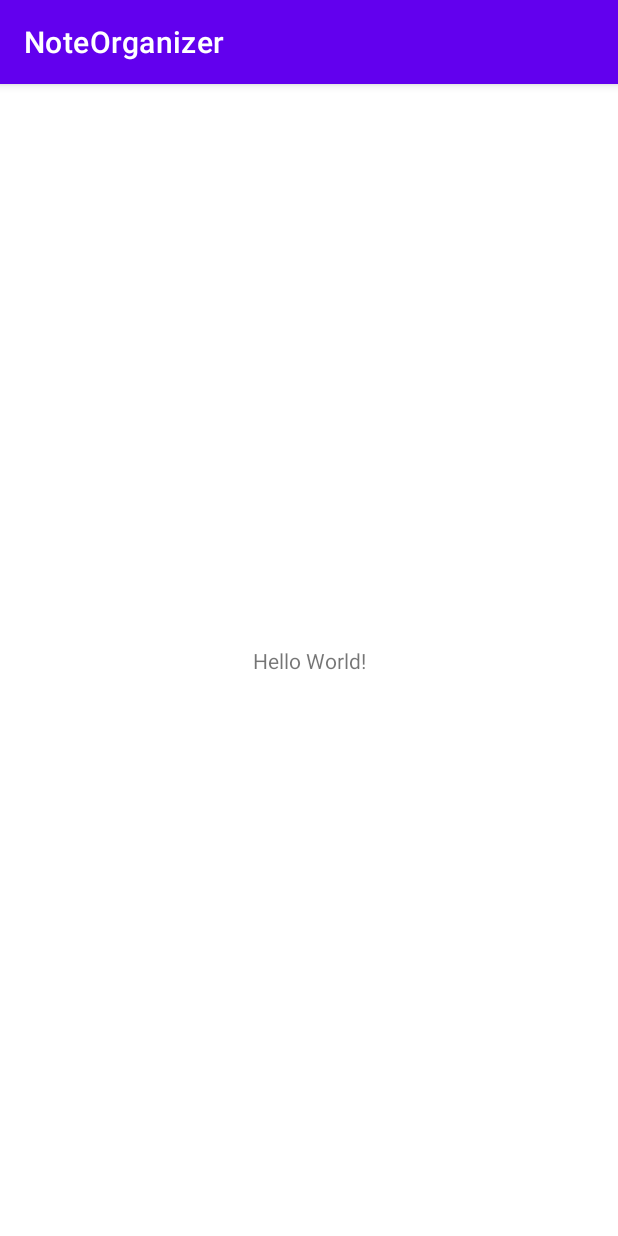
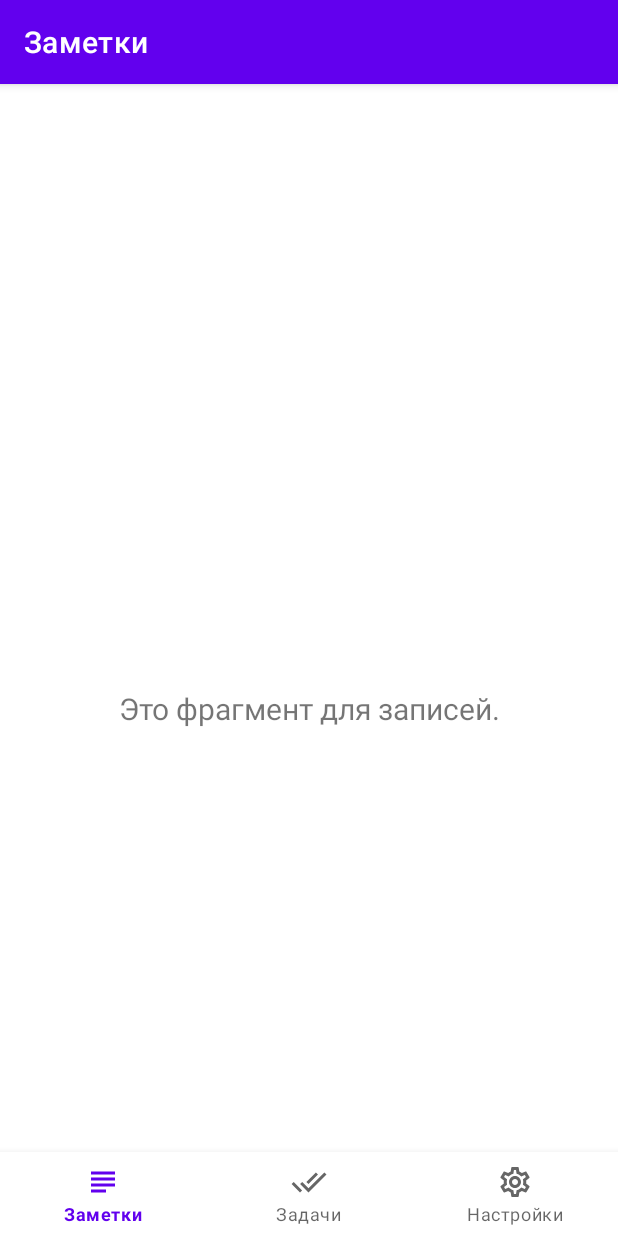
Before and after one commit to stdimensiy/GeekBrains_Course_AcquaintanceWithAndroid_HW_noteOrganizer_Std, an Android app: the screen it shows after launch (MainActivity), on a phone screen of 412 x 824 dp. Run offline under Robolectric (Android 15) with nearby library versions, the phone set to English and light mode, and no system bars; our stand-ins replace navigation-ui.

Commit message:
Домашнее задание к уроку #6. Создан класс заметок и класс задач. Организована структура и созданы фрагменты для 3х компонентов приложения. Оформлено нижнее меню.

```diff
--- a/app/build.gradle
+++ b/app/build.gradle
@@ -33,6 +33,8 @@ dependencies {
     implementation 'androidx.appcompat:appcompat:1.2.0'
     implementation 'com.google.android.material:material:1.3.0'
     implementation 'androidx.constraintlayout:constraintlayout:2.0.4'
+    implementation 'androidx.navigation:navigation-fragment:2.3.4'
+    implementation 'androidx.navigation:navigation-ui:2.3.4'
     testImplementation 'junit:junit:4.+'
     androidTestImplementation 'androidx.test.ext:junit:1.1.2'
     androidTestImplementation 'androidx.test.espresso:espresso-core:3.3.0'
--- a/app/src/main/java/ru/geekbrains/acquaintancewithandroid/hw/noteorganizer/MainActivity.java
+++ b/app/src/main/java/ru/geekbrains/acquaintancewithandroid/hw/noteorganizer/MainActivity.java
@@ -1,8 +1,12 @@
 package ru.geekbrains.acquaintancewithandroid.hw.noteorganizer;
 
 import androidx.appcompat.app.AppCompatActivity;
-
 import android.os.Bundle;
+import com.google.android.material.bottomnavigation.BottomNavigationView;
+import androidx.navigation.NavController;
+import androidx.navigation.Navigation;
+import androidx.navigation.ui.AppBarConfiguration;
+import androidx.navigation.ui.NavigationUI;
 
 public class MainActivity extends AppCompatActivity {
 
@@ -10,5 +14,12 @@ public class MainActivity extends AppCompatActivity {
     protected void onCreate(Bundle savedInstanceState) {
         super.onCreate(savedInstanceState);
         setContentView(R.layout.activity_main);
+        BottomNavigationView navView = findViewById(R.id.nav_view);
+        AppBarConfiguration appBarConfiguration = new AppBarConfiguration.Builder(
+                R.id.navigation_notes, R.id.navigation_tasks, R.id.navigation_settings)
+                .build();
+        NavController navController = Navigation.findNavController(this, R.id.nav_host_fragment);
+        NavigationUI.setupActionBarWithNavController(this, navController, appBarConfiguration);
+        NavigationUI.setupWithNavController(navView, navController);
     }
 }
--- a/app/src/main/java/ru/geekbrains/acquaintancewithandroid/hw/noteorganizer/Note.java
+++ b/app/src/main/java/ru/geekbrains/acquaintancewithandroid/hw/noteorganizer/domain/Note.java
@@ -1,4 +1,4 @@
-package ru.geekbrains.acquaintancewithandroid.hw.noteorganizer;
+package ru.geekbrains.acquaintancewithandroid.hw.noteorganizer.domain;
 
 import java.util.Calendar;
 
--- /dev/null
+++ b/app/src/main/java/ru/geekbrains/acquaintancewithandroid/hw/noteorganizer/ui/notes/NotesFragment.java
@@ -0,0 +1,35 @@
+package ru.geekbrains.acquaintancewithandroid.hw.noteorganizer.ui.notes;
+
+import android.os.Bundle;
+import android.view.LayoutInflater;
+import android.view.View;
+import android.view.ViewGroup;
+import android.widget.TextView;
+
+import androidx.annotation.NonNull;
+import androidx.annotation.Nullable;
+import androidx.fragment.app.Fragment;
+import androidx.lifecycle.Observer;
+import androidx.lifecycle.ViewModelProvider;
+
+import ru.geekbrains.acquaintancewithandroid.hw.noteorganizer.R;
+
+public class NotesFragment extends Fragment {
+
+    private NotesViewModel notesViewModel;
+
+    public View onCreateView(@NonNull LayoutInflater inflater,
+                             ViewGroup container, Bundle savedInstanceState) {
+        notesViewModel =
+                new ViewModelProvider(this).get(NotesViewModel.class);
+        View root = inflater.inflate(R.layout.fragment_notes, container, false);
+        final TextView textView = root.findViewById(R.id.text_notes);
+        notesViewModel.getText().observe(getViewLifecycleOwner(), new Observer<String>() {
+            @Override
+            public void onChanged(@Nullable String s) {
+                textView.setText(s);
+            }
+        });
+        return root;
+    }
+}
--- /dev/null
+++ b/app/src/main/java/ru/geekbrains/acquaintancewithandroid/hw/noteorganizer/ui/notes/NotesViewModel.java
@@ -0,0 +1,19 @@
+package ru.geekbrains.acquaintancewithandroid.hw.noteorganizer.ui.notes;
+
+import androidx.lifecycle.LiveData;
+import androidx.lifecycle.MutableLiveData;
+import androidx.lifecycle.ViewModel;
+
+public class NotesViewModel extends ViewModel {
+
+    private MutableLiveData<String> mText;
+
+    public NotesViewModel() {
+        mText = new MutableLiveData<>();
+        mText.setValue("Это фрагмент для записей.");
+    }
+
+    public LiveData<String> getText() {
+        return mText;
+    }
+}
--- /dev/null
+++ b/app/src/main/res/drawable-v24/ic_notes_black_24dp.xml
@@ -0,0 +1,9 @@
+<vector xmlns:android="http://schemas.android.com/apk/res/android"
+    android:width="24dp"
+    android:height="24dp"
+    android:viewportWidth="24.0"
+    android:viewportHeight="24.0">
+    <path
+        android:fillColor="#FF000000"
+        android:pathData="M14 17H4v2h10v-2zm6-8H4v2h16V9zM4 15h16v-2H4v2zM4 5v2h16V5H4z" />
+</vector>
--- /dev/null
+++ b/app/src/main/res/drawable-v24/ic_settings_black_24dp.xml
@@ -0,0 +1,9 @@
+<vector xmlns:android="http://schemas.android.com/apk/res/android"
+    android:width="24dp"
+    android:height="24dp"
+    android:viewportWidth="24.0"
+    android:viewportHeight="24.0">
+    <path
+        android:fillColor="#FF000000"
+        android:pathData="M19.43 12.98c.04-.32.07-.64.07-.98 0-.34-.03-.66-.07-.98l2.11-1.65c.19-.15.24-.42.12-.64l-2-3.46c-.09-.16-.26-.25-.44-.25-.06 0-.12.01-.17.03l-2.49 1c-.52-.4-1.08-.73-1.69-.98l-.38-2.65C14.46 2.18 14.25 2 14 2h-4c-.25 0-.46.18-.49.42l-.38 2.65c-.61.25-1.17.59-1.69.98l-2.49-1c-.06-.02-.12-.03-.18-.03-.17 0-.34.09-.43.25l-2 3.46c-.13.22-.07.49.12.64l2.11 1.65c-.04.32-.07.65-.07.98 0 .33.03.66.07.98l-2.11 1.65c-.19.15-.24.42-.12.64l2 3.46c.09.16.26.25.44.25.06 0 .12-.01.17-.03l2.49-1c.52.4 1.08.73 1.69.98l.38 2.65c.03.24.24.42.49.42h4c.25 0 .46-.18.49-.42l.38-2.65c.61-.25 1.17-.59 1.69-.98l2.49 1c.06.02.12.03.18.03.17 0 .34-.09.43-.25l2-3.46c.12-.22.07-.49-.12-.64l-2.11-1.65zm-1.98-1.71c.04.31.05.52.05.73 0 .21-.02.43-.05.73l-.14 1.13.89.7 1.08.84-.7 1.21-1.27-.51-1.04-.42-.9.68c-.43.32-.84.56-1.25.73l-1.06.43-.16 1.13-.2 1.35h-1.4l-.19-1.35-.16-1.13-1.06-.43c-.43-.18-.83-.41-1.23-.71l-.91-.7-1.06.43-1.27.51-.7-1.21 1.08-.84.89-.7-.14-1.13c-.03-.31-.05-.54-.05-.74s.02-.43.05-.73l.14-1.13-.89-.7-1.08-.84.7-1.21 1.27.51 1.04.42.9-.68c.43-.32.84-.56 1.25-.73l1.06-.43.16-1.13.2-1.35h1.39l.19 1.35.16 1.13 1.06.43c.43.18.83.41 1.23.71l.91.7 1.06-.43 1.27-.51.7 1.21-1.07.85-.89.7.14 1.13zM12 8c-2.21 0-4 1.79-4 4s1.79 4 4 4 4-1.79 4-4-1.79-4-4-4zm0 6c-1.1 0-2-.9-2-2s.9-2 2-2 2 .9 2 2-.9 2-2 2z" />
+</vector>
--- /dev/null
+++ b/app/src/main/res/drawable-v24/ic_tasks_black_24dp.xml
@@ -0,0 +1,9 @@
+<vector xmlns:android="http://schemas.android.com/apk/res/android"
+    android:width="24dp"
+    android:height="24dp"
+    android:viewportWidth="24.0"
+    android:viewportHeight="24.0">
+    <path
+        android:fillColor="#FF000000"
+        android:pathData="M18 7l-1.41-1.41-6.34 6.34 1.41 1.41L18 7zm4.24-1.41L11.66 16.17 7.48 12l-1.41 1.41L11.66 19l12-12-1.42-1.41zM.41 13.41L6 19l1.41-1.41L1.83 12 .41 13.41z" />
+</vector>
--- a/app/src/main/res/layout/activity_main.xml
+++ b/app/src/main/res/layout/activity_main.xml
@@ -1,18 +1,33 @@
 <?xml version="1.0" encoding="utf-8"?>
 <androidx.constraintlayout.widget.ConstraintLayout xmlns:android="http://schemas.android.com/apk/res/android"
     xmlns:app="http://schemas.android.com/apk/res-auto"
-    xmlns:tools="http://schemas.android.com/tools"
+    android:id="@+id/container"
     android:layout_width="match_parent"
     android:layout_height="match_parent"
-    tools:context=".MainActivity">
+    android:paddingTop="?attr/actionBarSize">
 
-    <TextView
-        android:layout_width="wrap_content"
+    <com.google.android.material.bottomnavigation.BottomNavigationView
+        android:id="@+id/nav_view"
+        android:layout_width="0dp"
         android:layout_height="wrap_content"
-        android:text="Hello World!"
+        android:layout_marginStart="0dp"
+        android:layout_marginEnd="0dp"
+        android:background="?android:attr/windowBackground"
         app:layout_constraintBottom_toBottomOf="parent"
         app:layout_constraintLeft_toLeftOf="parent"
         app:layout_constraintRight_toRightOf="parent"
-        app:layout_constraintTop_toTopOf="parent" />
+        app:menu="@menu/bottom_nav_menu" />
+
+    <fragment
+        android:id="@+id/nav_host_fragment"
+        android:name="androidx.navigation.fragment.NavHostFragment"
+        android:layout_width="match_parent"
+        android:layout_height="match_parent"
+        app:defaultNavHost="true"
+        app:layout_constraintBottom_toTopOf="@id/nav_view"
+        app:layout_constraintLeft_toLeftOf="parent"
+        app:layout_constraintRight_toRightOf="parent"
+        app:layout_constraintTop_toTopOf="parent"
+        app:navGraph="@navigation/mobile_navigation" />
 
 </androidx.constraintlayout.widget.ConstraintLayout>
--- /dev/null
+++ b/app/src/main/res/layout/fragment_notes.xml
@@ -0,0 +1,22 @@
+<?xml version="1.0" encoding="utf-8"?>
+<androidx.constraintlayout.widget.ConstraintLayout xmlns:android="http://schemas.android.com/apk/res/android"
+    xmlns:app="http://schemas.android.com/apk/res-auto"
+    xmlns:tools="http://schemas.android.com/tools"
+    android:layout_width="match_parent"
+    android:layout_height="match_parent"
+    tools:context=".ui.notes.NotesFragment">
+
+    <TextView
+        android:id="@+id/text_notes"
+        android:layout_width="match_parent"
+        android:layout_height="wrap_content"
+        android:layout_marginStart="8dp"
+        android:layout_marginTop="8dp"
+        android:layout_marginEnd="8dp"
+        android:textAlignment="center"
+        android:textSize="20sp"
+        app:layout_constraintBottom_toBottomOf="parent"
+        app:layout_constraintEnd_toEndOf="parent"
+        app:layout_constraintStart_toStartOf="parent"
+        app:layout_constraintTop_toTopOf="parent" />
+</androidx.constraintlayout.widget.ConstraintLayout>
--- /dev/null
+++ b/app/src/main/res/menu/bottom_nav_menu.xml
@@ -0,0 +1,19 @@
+<?xml version="1.0" encoding="utf-8"?>
+<menu xmlns:android="http://schemas.android.com/apk/res/android">
+
+    <item
+        android:id="@+id/navigation_notes"
+        android:icon="@drawable/ic_notes_black_24dp"
+        android:title="@string/title_notes" />
+
+    <item
+        android:id="@+id/navigation_tasks"
+        android:icon="@drawable/ic_tasks_black_24dp"
+        android:title="@string/title_tasks" />
+
+    <item
+        android:id="@+id/navigation_settings"
+        android:icon="@drawable/ic_settings_black_24dp"
+        android:title="@string/title_settings" />
+
+</menu>
--- /dev/null
+++ b/app/src/main/res/navigation/mobile_navigation.xml
@@ -0,0 +1,25 @@
+<?xml version="1.0" encoding="utf-8"?>
+<navigation xmlns:android="http://schemas.android.com/apk/res/android"
+    xmlns:app="http://schemas.android.com/apk/res-auto"
+    xmlns:tools="http://schemas.android.com/tools"
+    android:id="@+id/mobile_navigation"
+    app:startDestination="@+id/navigation_notes">
+
+    <fragment
+        android:id="@+id/navigation_notes"
+        android:name="ru.geekbrains.acquaintancewithandroid.hw.noteorganizer.ui.notes.NotesFragment"
+        android:label="@string/title_notes"
+        tools:layout="@layout/fragment_notes" />
+
+    <fragment
+        android:id="@+id/navigation_tasks"
+        android:name="ru.geekbrains.acquaintancewithandroid.hw.noteorganizer.ui.tasks.TasksFragment"
+        android:label="@string/title_tasks"
+        tools:layout="@layout/fragment_tasks" />
+
+    <fragment
+        android:id="@+id/navigation_settings"
+        android:name="ru.geekbrains.acquaintancewithandroid.hw.noteorganizer.ui.settings.SettingsFragment"
+        android:label="@string/title_settings"
+        tools:layout="@layout/fragment_settings" />
+</navigation>
--- a/app/src/main/res/values/strings.xml
+++ b/app/src/main/res/values/strings.xml
@@ -1,3 +1,6 @@
 <resources>
     <string name="app_name">NoteOrganizer</string>
+    <string name="title_notes">Заметки</string>
+    <string name="title_tasks">Задачи</string>
+    <string name="title_settings">Настройки</string>
 </resources>
```
Also changed, not shown: app/src/main/java/ru/geekbrains/acquaintancewithandroid/hw/noteorganizer/domain/Task.java (added, +15 -0 lines), app/src/main/java/ru/geekbrains/acquaintancewithandroid/hw/noteorganizer/ui/settings/SettingsFragment.java (added, +35 -0 lines), app/src/main/java/ru/geekbrains/acquaintancewithandroid/hw/noteorganizer/ui/settings/SettingsViewModel.java (added, +19 -0 lines), app/src/main/java/ru/geekbrains/acquaintancewithandroid/hw/noteorganizer/ui/tasks/TasksFragment.java (added, +35 -0 lines), app/src/main/java/ru/geekbrains/acquaintancewithandroid/hw/noteorganizer/ui/tasks/TasksViewModel.java (added, +19 -0 lines), app/src/main/res/layout/fragment_settings.xml (added, +22 -0 lines), app/src/main/res/layout/fragment_tasks.xml (added, +22 -0 lines).
